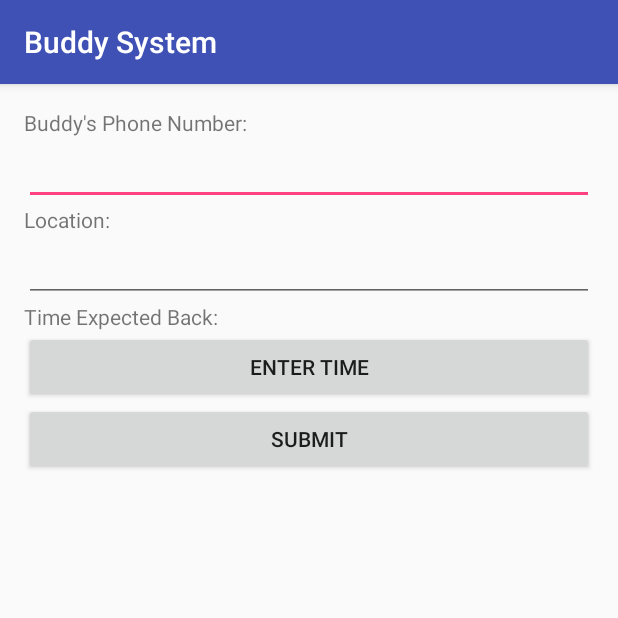
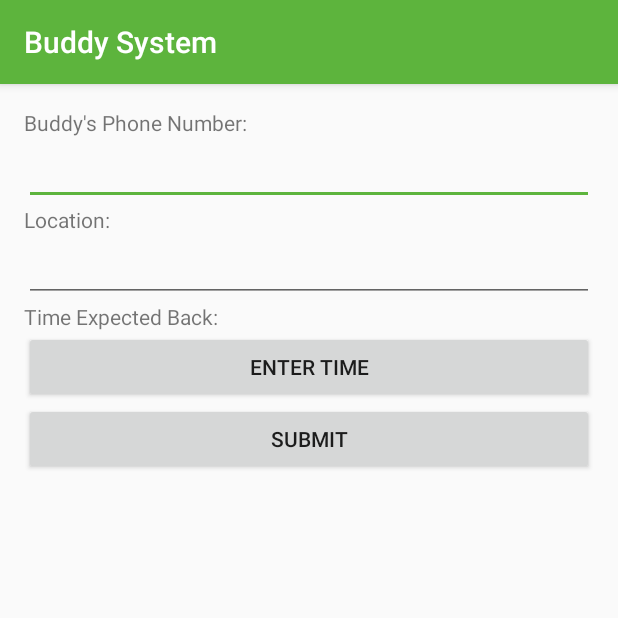
Before and after one commit to carsnwd/Buddy-System, an Android app: the screen it shows after launch (MainActivity), on a phone screen of 412 x 824 dp, the top half of it. Run offline under Robolectric (Android 15) with nearby library versions, the phone set to English and light mode, and no system bars.

```diff
--- a/app/src/main/res/values/colors.xml
+++ b/app/src/main/res/values/colors.xml
@@ -1,6 +1,6 @@
 <?xml version="1.0" encoding="utf-8"?>
 <resources>
-    <color name="colorPrimary">#3F51B5</color>
-    <color name="colorPrimaryDark">#303F9F</color>
-    <color name="colorAccent">#FF4081</color>
+    <color name="colorPrimary">#5db43d</color>
+    <color name="colorPrimaryDark">#3d7428</color>
+    <color name="colorAccent">#5db43d</color>
 </resources>
```
Also changed, not shown: app/src/main/ic_launcher-web.png (added), app/src/main/res/mipmap-hdpi/ic_launcher.png, app/src/main/res/mipmap-mdpi/ic_launcher.png, app/src/main/res/mipmap-xhdpi/ic_launcher.png, app/src/main/res/mipmap-xxhdpi/ic_launcher.png, app/src/main/res/mipmap-xxxhdpi/ic_launcher.png, 4 other files.
